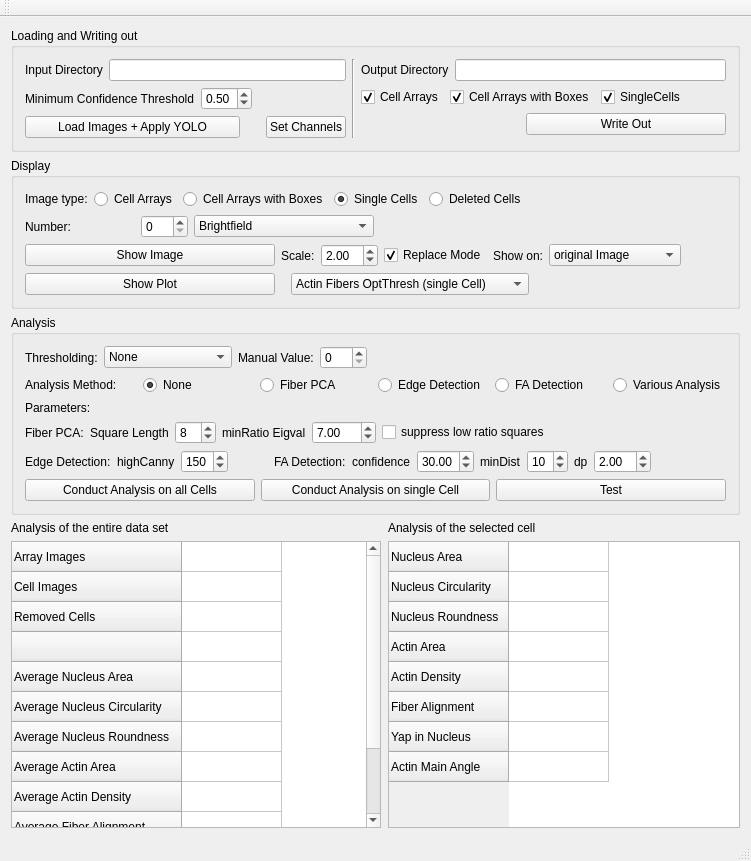
Old version of the form CellForceAnalyzer/src/WindowMain.ui in the repository Kinbischi/CellForceAnalyzer.
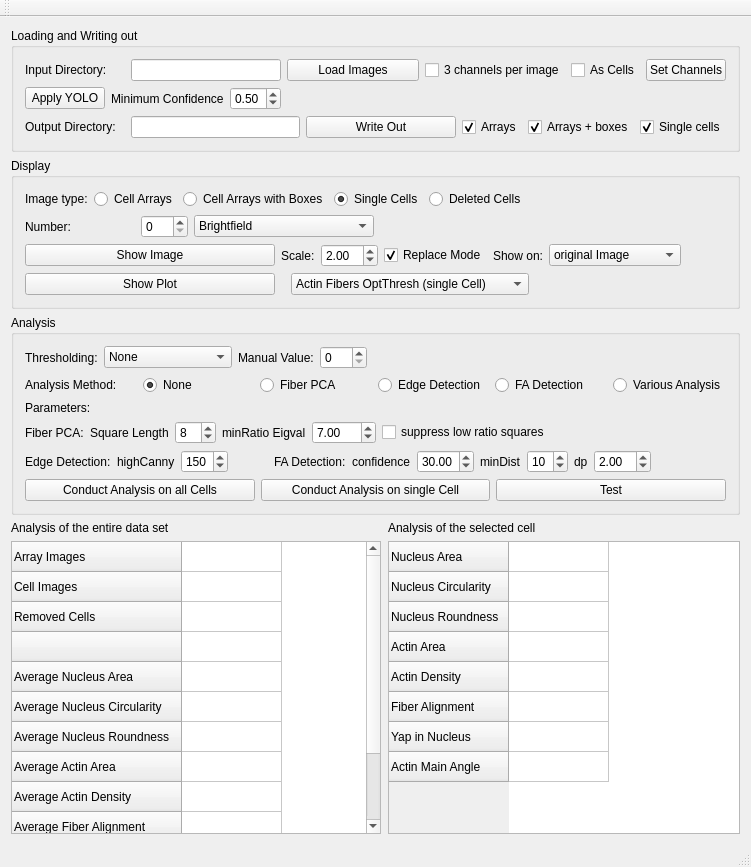
New version of the form.

Commit message: before changing image loading

Diff of the .ui file:
```diff
--- a/CellForceAnalyzer/src/WindowMain.ui
+++ b/CellForceAnalyzer/src/WindowMain.ui
@@ -7,7 +7,7 @@
     <x>0</x>
     <y>0</y>
     <width>751</width>
-    <height>861</height>
+    <height>867</height>
    </rect>
   </property>
   <property name="sizePolicy">
@@ -26,15 +26,19 @@
       <property name="title">
        <string>Loading and Writing out</string>
       </property>
-      <layout class="QHBoxLayout" name="horizontalLayout_3">
-       <item>
-        <layout class="QVBoxLayout" name="verticalLayout_2">
+      <layout class="QVBoxLayout" name="verticalLayout_3">
          <item>
           <layout class="QHBoxLayout" name="horizontalLayout">
            <item>
             <widget class="QLabel" name="label">
+           <property name="minimumSize">
+            <size>
+             <width>100</width>
+             <height>0</height>
+            </size>
+           </property>
              <property name="text">
-              <string>Input Directory</string>
+            <string>Input Directory:</string>
              </property>
              <property name="buddy">
               <cstring>lineEdit_inpDir</cstring>
@@ -42,16 +46,82 @@
             </widget>
            </item>
            <item>
-            <widget class="QLineEdit" name="lineEdit_inpDir"/>
+          <widget class="QLineEdit" name="lineEdit_inpDir">
+           <property name="minimumSize">
+            <size>
+             <width>150</width>
+             <height>0</height>
+            </size>
+           </property>
+          </widget>
+         </item>
+         <item>
+          <widget class="QPushButton" name="pushButton_loadImages">
+           <property name="sizePolicy">
+            <sizepolicy hsizetype="Expanding" vsizetype="Preferred">
+             <horstretch>0</horstretch>
+             <verstretch>0</verstretch>
+            </sizepolicy>
+           </property>
+           <property name="minimumSize">
+            <size>
+             <width>0</width>
+             <height>0</height>
+            </size>
+           </property>
+           <property name="text">
+            <string>Load Images</string>
+           </property>
+           <property name="iconSize">
+            <size>
+             <width>20</width>
+             <height>20</height>
+            </size>
+           </property>
+          </widget>
+         </item>
+         <item>
+          <widget class="QCheckBox" name="checkBox_3channelsPerImage">
+           <property name="text">
+            <string>3 channels per image</string>
+           </property>
+          </widget>
+         </item>
+         <item>
+          <widget class="QCheckBox" name="checkBox_loadAsCells">
+           <property name="text">
+            <string>As Cells</string>
+           </property>
+          </widget>
+         </item>
+         <item>
+          <widget class="QPushButton" name="pushButton_channels">
+           <property name="sizePolicy">
+            <sizepolicy hsizetype="Fixed" vsizetype="Fixed">
+             <horstretch>0</horstretch>
+             <verstretch>0</verstretch>
+            </sizepolicy>
+           </property>
+           <property name="text">
+            <string>Set Channels</string>
+           </property>
+          </widget>
            </item>
           </layout>
          </item>
          <item>
           <layout class="QHBoxLayout" name="horizontalLayout_4">
+         <item>
+          <widget class="QPushButton" name="pushButton_applyYolo">
+           <property name="text">
+            <string>Apply YOLO</string>
+           </property>
+          </widget>
+         </item>
            <item>
             <widget class="QLabel" name="label_3">
              <property name="text">
-              <string>Minimum Confidence Threshold</string>
+            <string>Minimum Confidence</string>
              </property>
             </widget>
            </item>
@@ -87,74 +157,17 @@
           </layout>
          </item>
          <item>
-          <layout class="QHBoxLayout" name="horizontalLayout_9">
-           <item>
-            <widget class="QPushButton" name="pushButton_loadImages">
-             <property name="minimumSize">
-              <size>
-               <width>200</width>
-               <height>0</height>
-              </size>
-             </property>
-             <property name="text">
-              <string>Load Images + Apply YOLO</string>
-             </property>
-             <property name="iconSize">
-              <size>
-               <width>20</width>
-               <height>20</height>
-              </size>
-             </property>
-            </widget>
-           </item>
-           <item>
-            <spacer name="horizontalSpacer_5">
-             <property name="orientation">
-              <enum>Qt::Horizontal</enum>
-             </property>
-             <property name="sizeType">
-              <enum>QSizePolicy::Fixed</enum>
-             </property>
-             <property name="sizeHint" stdset="0">
-              <size>
-               <width>20</width>
-               <height>20</height>
-              </size>
-             </property>
-            </spacer>
-           </item>
-           <item>
-            <widget class="QPushButton" name="pushButton_channels">
-             <property name="sizePolicy">
-              <sizepolicy hsizetype="Fixed" vsizetype="Fixed">
-               <horstretch>0</horstretch>
-               <verstretch>0</verstretch>
-              </sizepolicy>
-             </property>
-             <property name="text">
-              <string>Set Channels</string>
-             </property>
-            </widget>
-           </item>
-          </layout>
-         </item>
-        </layout>
-       </item>
-       <item>
-        <widget class="Line" name="line">
-         <property name="orientation">
-          <enum>Qt::Vertical</enum>
-         </property>
-        </widget>
-       </item>
-       <item>
-        <layout class="QVBoxLayout" name="verticalLayout_5">
-         <item>
           <layout class="QHBoxLayout" name="horizontalLayout_2">
            <item>
             <widget class="QLabel" name="label_2">
+           <property name="minimumSize">
+            <size>
+             <width>100</width>
+             <height>0</height>
+            </size>
+           </property>
              <property name="text">
-              <string>Output Directory</string>
+            <string>Output Directory:</string>
              </property>
              <property name="buddy">
               <cstring>lineEdit_outpDir</cstring>
@@ -162,16 +175,38 @@
             </widget>
            </item>
            <item>
-            <widget class="QLineEdit" name="lineEdit_outpDir"/>
-           </item>
-          </layout>
+          <widget class="QLineEdit" name="lineEdit_outpDir">
+           <property name="sizePolicy">
+            <sizepolicy hsizetype="Expanding" vsizetype="Fixed">
+             <horstretch>0</horstretch>
+             <verstretch>0</verstretch>
+            </sizepolicy>
+           </property>
+           <property name="minimumSize">
+            <size>
+             <width>150</width>
+             <height>0</height>
+            </size>
+           </property>
+          </widget>
          </item>
          <item>
-          <layout class="QHBoxLayout" name="horizontalLayout_11">
+          <widget class="QPushButton" name="pushButton_writeOut">
+           <property name="minimumSize">
+            <size>
+             <width>150</width>
+             <height>0</height>
+            </size>
+           </property>
+           <property name="text">
+            <string>Write Out</string>
+           </property>
+          </widget>
+         </item>
            <item>
             <widget class="QCheckBox" name="checkBox_cellArrays">
              <property name="text">
-              <string>Cell Arrays</string>
+            <string>Arrays</string>
              </property>
              <property name="checked">
               <bool>true</bool>
@@ -181,7 +216,7 @@
            <item>
             <widget class="QCheckBox" name="checkBox_cellArraysWithBoxes">
              <property name="text">
-              <string>Cell Arrays with Boxes</string>
+            <string>Arrays + boxes</string>
              </property>
              <property name="checked">
               <bool>true</bool>
@@ -191,57 +226,12 @@
            <item>
             <widget class="QCheckBox" name="checkBox_singleCells">
              <property name="text">
-              <string>SingleCells</string>
+            <string>Single cells</string>
              </property>
              <property name="checked">
               <bool>true</bool>
              </property>
             </widget>
-           </item>
-           <item>
-            <spacer name="horizontalSpacer_9">
-             <property name="orientation">
-              <enum>Qt::Horizontal</enum>
-             </property>
-             <property name="sizeHint" stdset="0">
-              <size>
-               <width>40</width>
-               <height>20</height>
-              </size>
-             </property>
-            </spacer>
-           </item>
-          </layout>
-         </item>
-         <item>
-          <layout class="QHBoxLayout" name="horizontalLayout_13">
-           <item>
-            <spacer name="horizontalSpacer_10">
-             <property name="orientation">
-              <enum>Qt::Horizontal</enum>
-             </property>
-             <property name="sizeHint" stdset="0">
-              <size>
-               <width>40</width>
-               <height>20</height>
-              </size>
-             </property>
-            </spacer>
-           </item>
-           <item>
-            <widget class="QPushButton" name="pushButton_writeOut">
-             <property name="minimumSize">
-              <size>
-               <width>200</width>
-               <height>0</height>
-              </size>
-             </property>
-             <property name="text">
-              <string>Write Out</string>
-             </property>
-            </widget>
-           </item>
-          </layout>
          </item>
         </layout>
        </item>
```
Lines whose indentation alone changed are shown as unchanged. The commit also changes 15 other files.
